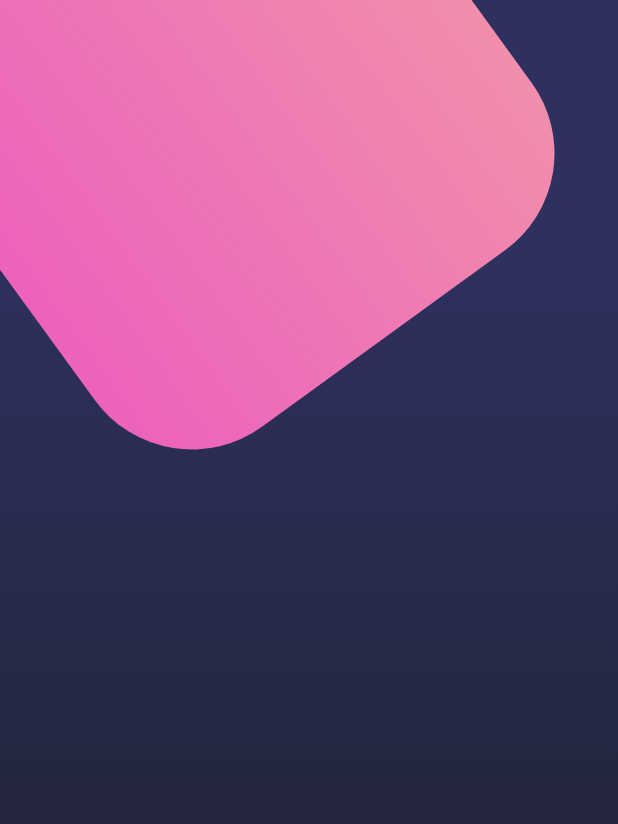
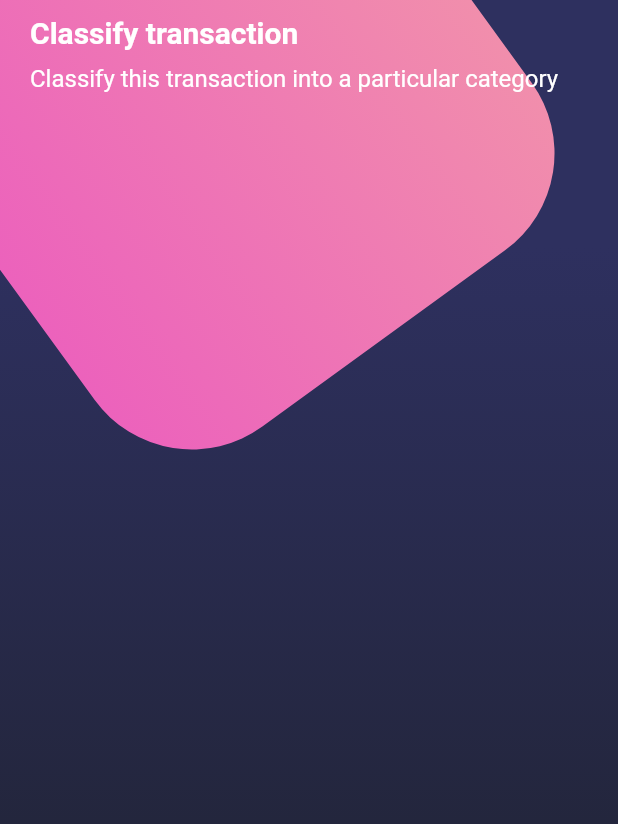
Before and after one commit to Diego-Luna/Flutter-proyects, a Flutter app: the screen it shows after launch, on a phone screen of 412 x 824 dp. Shown: the top 824 px of the screen. Run offline on Flutter 3.47's test engine with Material 2 defaults, Android fonts, the phone set to English and light mode, and no system bars; our stand-ins replace card_swiper.

Commit message:
Diseño compuesto - Statusbar y títulos

```diff
--- a/disenos/lib/main.dart
+++ b/disenos/lib/main.dart
@@ -2,12 +2,17 @@ import 'package:disenos/src/screens/home_screen.dart';
 import 'package:disenos/src/screens/scroll_design.dart';
 import 'package:flutter/material.dart';
 import 'package:disenos/src/screens/basic_design.dart';
+import 'package:flutter/services.dart';
 
 void main() => runApp(MyApp());
 
 class MyApp extends StatelessWidget {
+  const MyApp({Key? key}) : super(key: key);
+
   @override
   Widget build(BuildContext context) {
+    SystemChrome.setSystemUIOverlayStyle(SystemUiOverlayStyle.light);
+
     return MaterialApp(
       debugShowCheckedModeBanner: false,
       title: 'Material App',
--- a/disenos/lib/src/screens/home_screen.dart
+++ b/disenos/lib/src/screens/home_screen.dart
@@ -1,4 +1,5 @@
 import 'package:disenos/src/widgets/background.dart';
+import 'package:disenos/src/widgets/page_title.dart';
 import 'package:flutter/material.dart';
 
 class HomeScreen extends StatelessWidget {
@@ -10,9 +11,30 @@ class HomeScreen extends StatelessWidget {
       body: Stack(
         children: [
           // background
-          Background()
+          Background(),
+
+          // Home body
+          _HomeBody(),
         ],
       ),
-   );
+    );
   }
 }
+
+class _HomeBody extends StatelessWidget {
+  const _HomeBody({
+    Key? key,
+  }) : super(key: key);
+
+  @override
+  Widget build(BuildContext context) {
+    return SingleChildScrollView(
+      child: Column(
+        children: [
+          // Titulos
+          PageTitle()
+        ],
+      ),
+    );
+  }
+}
--- /dev/null
+++ b/disenos/lib/src/widgets/page_title.dart
@@ -0,0 +1,29 @@
+import 'package:flutter/material.dart';
+
+class PageTitle extends StatelessWidget {
+  const PageTitle({Key? key}) : super(key: key);
+
+  @override
+  Widget build(BuildContext context) {
+    return SafeArea(
+      bottom: false,
+      child: Container(
+        margin: const EdgeInsets.symmetric(horizontal: 20),
+        child: Column(
+          crossAxisAlignment: CrossAxisAlignment.start,
+          children: const [
+            SizedBox(height: 10),
+            Text('Classify transaction',
+                style: TextStyle(
+                    fontSize: 20,
+                    fontWeight: FontWeight.bold,
+                    color: Colors.white)),
+            SizedBox(height: 10),
+            Text('Classify this transaction into a particular category',
+                style: TextStyle(fontSize: 16, color: Colors.white))
+          ],
+        ),
+      ),
+    );
+  }
+}
```
